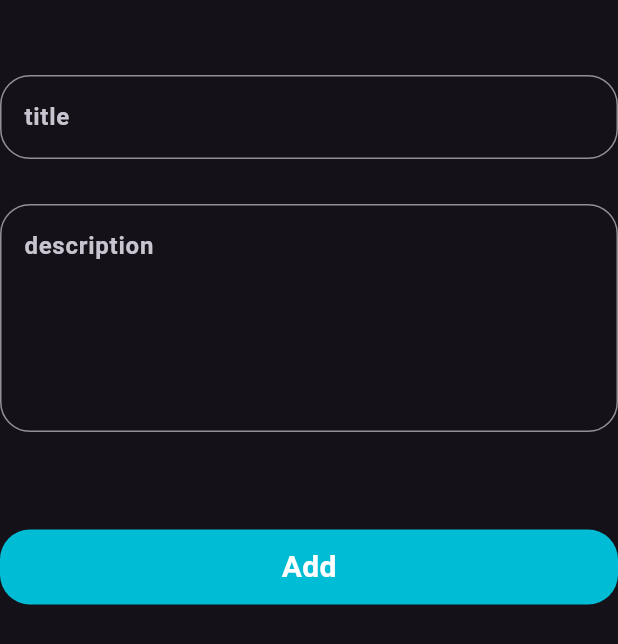
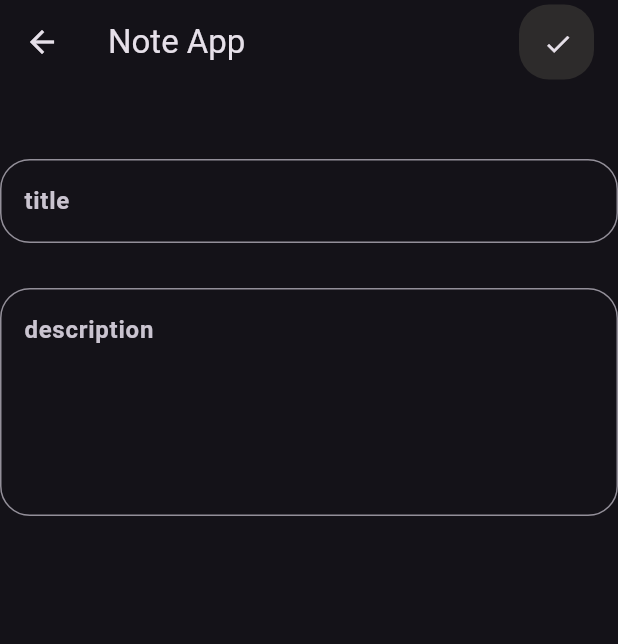
Before and after one commit to hazzemSaid/note_app, a Flutter app: the Editnoteview screen opened directly, on a phone screen of 412 x 824 dp. Shown: the top 644 px of the screen. Run offline on Flutter 3.47's test engine with Material 3 defaults, Android fonts, the phone set to English and light mode, and no system bars; our stand-ins replace go_router.

```diff
--- a/lib/features/home/presentation/view/screens/editnoteview.dart
+++ b/lib/features/home/presentation/view/screens/editnoteview.dart
@@ -6,8 +6,32 @@ class Editnoteview extends StatelessWidget {
 
   @override
   Widget build(BuildContext context) {
-    return const Scaffold(
-      body: Editnoteviewbody(),
+    return Scaffold(
+      appBar: AppBar(
+        title: Row(
+          mainAxisAlignment: MainAxisAlignment.spaceBetween,
+          children: <Widget>[
+            const Text('Note App'),
+            Container(
+              width: 50,
+              height: 50,
+              padding: const EdgeInsets.all(8),
+              decoration: BoxDecoration(
+                color: const Color.fromARGB(255, 45, 43, 43),
+                borderRadius: BorderRadius.circular(20),
+              ),
+              child: IconButton(
+                onPressed: () {},
+                icon: const Icon(
+                  Icons.check,
+                  size: 20,
+                ),
+              ),
+            )
+          ],
+        ),
+      ),
+      body: const Editnoteviewbody(),
     );
   }
 }
--- a/lib/features/home/presentation/view/screens/editnoteviewbody.dart
+++ b/lib/features/home/presentation/view/screens/editnoteviewbody.dart
@@ -7,49 +7,27 @@ class Editnoteviewbody extends StatelessWidget {
 
   @override
   Widget build(BuildContext context) {
-    return Column(
+    return const Column(
       children: [
-        const SizedBox(
+        SizedBox(
           width: double.infinity,
           height: 50,
         ),
-        const CustomTextfield(
+        CustomTextfield(
           hint: 'title',
           maxline: 1,
         ),
-        const SizedBox(
+        SizedBox(
           width: double.infinity,
           height: 30,
         ),
-        const CustomTextfield(
+        CustomTextfield(
           maxline: 5,
           hint: 'description',
         ),
-        const SizedBox(
+        SizedBox(
           width: double.infinity,
           height: 20,
-        ),
-        Padding(
-          padding: const EdgeInsets.only(top: 45.0),
-          child: GestureDetector(
-              child: Container(
-            width: double.infinity,
-            height: 50,
-            decoration: BoxDecoration(
-              color: Colors.cyan,
-              borderRadius: BorderRadius.circular(20),
-            ),
-            child: const Center(
-              child: Text(
-                'Add',
-                style: TextStyle(
-                  color: Colors.white,
-                  fontSize: 20,
-                  fontWeight: FontWeight.bold,
-                ),
-              ),
-            ),
-          )),
         ),
       ],
     );
```
